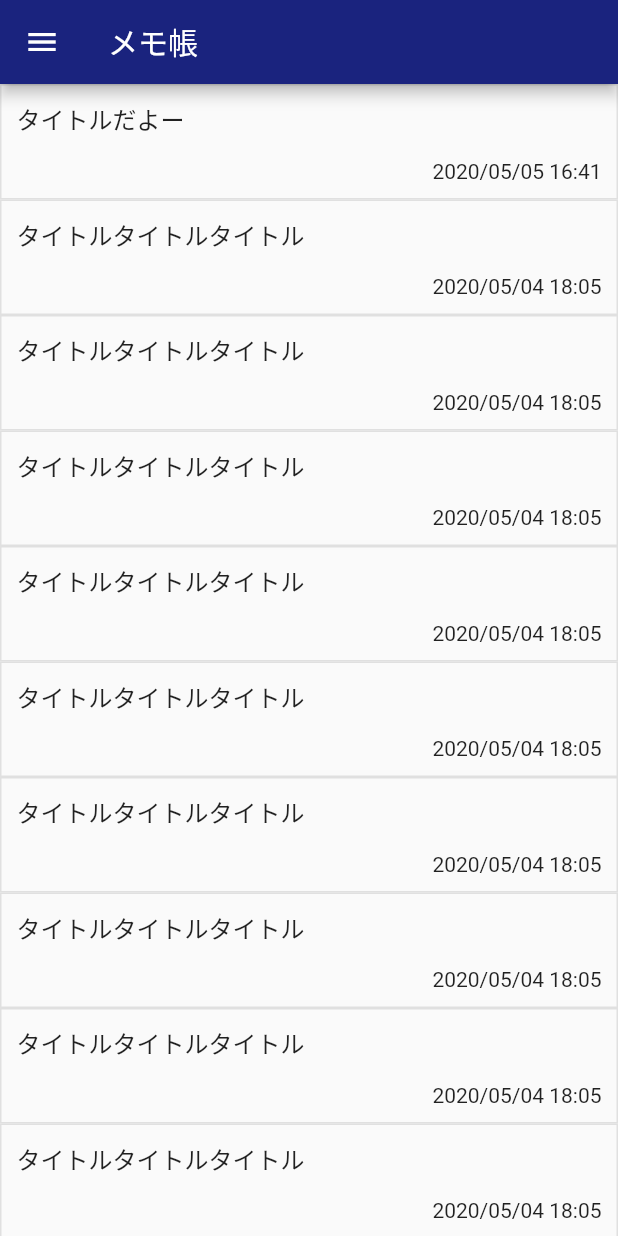
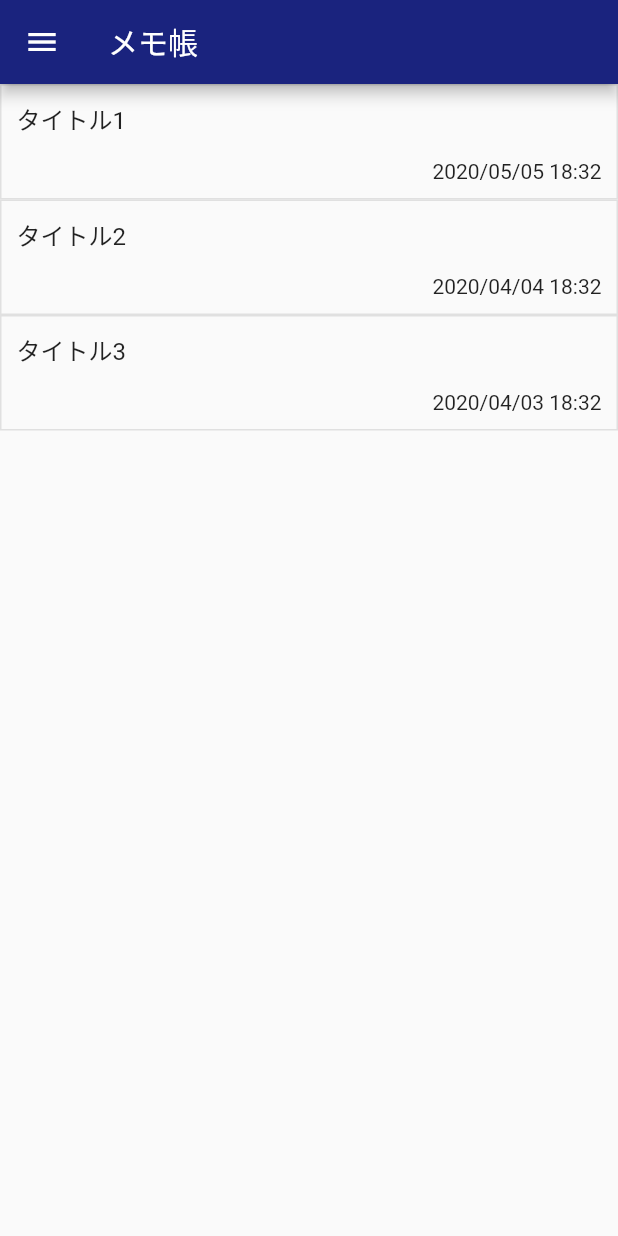
Before and after one commit to enutake/flutter_practice, a Flutter app: the screen it shows after launch, on a phone screen of 412 x 824 dp. Run offline on Flutter 3.47's test engine with Material 2 defaults, Android fonts, the phone set to English and light mode, and no system bars.

Commit message:
refactor: リストのデータをjson化して、外部から格納できるように変更

```diff
--- a/memo_list/memo_list/lib/main.dart
+++ b/memo_list/memo_list/lib/main.dart
@@ -64,23 +64,22 @@ class ListState extends State<MyHomePage> {
   }
 
   Widget memoList() {
+    var memoList = [
+      {
+        "title": "タイトル1",
+        "time": "2020/05/05 18:32"
+      },
+      {
+        "title": "タイトル2",
+        "time": "2020/04/04 18:32"
+      },
+      {
+        "title": "タイトル3",
+        "time": "2020/04/03 18:32"
+      },
+    ];
     return Column(
-      children: <Widget>[
-        memo(title: "タイトルだよー", time: "2020/05/05 16:41"),
-        memo(),
-        memo(),
-        memo(),
-        memo(),
-        memo(),
-        memo(),
-        memo(),
-        memo(),
-        memo(),
-        memo(),
-        memo(),
-        memo(),
-        memo(),
-      ],
+      children: List.generate(memoList.length, (i) => memo(title: memoList[i]["title"], time: memoList[i]["time"]))
     );
   }
 
```
